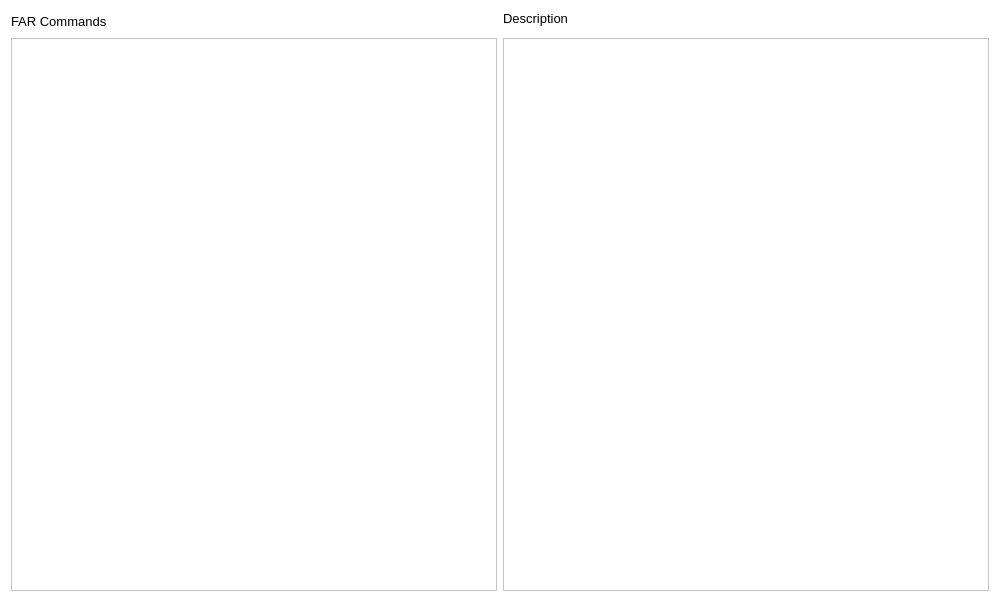
First picture: the form in farconfig/reference.ui, repository Knaster/EkdahlFarConfig, before the edit.
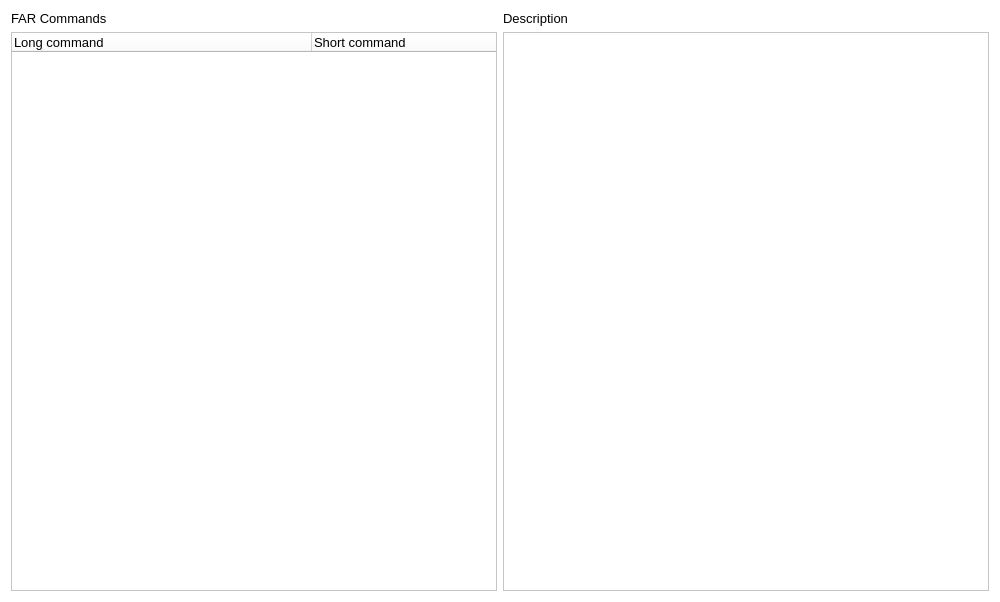
Second picture: the form after the edit.

```diff
--- a/farconfig/reference.ui
+++ b/farconfig/reference.ui
@@ -24,14 +24,14 @@
   <layout class="QHBoxLayout" name="horizontalLayout">
    <item>
     <layout class="QGridLayout" name="gridLayout">
-     <item row="0" column="0" rowspan="2">
-      <widget class="QLabel" name="label_6">
-       <property name="text">
-        <string>FAR Commands</string>
+     <item row="2" column="3">
+      <widget class="QPlainTextEdit" name="plainTextEditCMVDescription">
+       <property name="enabled">
+        <bool>true</bool>
        </property>
       </widget>
      </item>
-     <item row="0" column="1">
+     <item row="0" column="3">
       <widget class="QLabel" name="label_31">
        <property name="text">
         <string>Description</string>
@@ -39,19 +39,32 @@
       </widget>
      </item>
      <item row="2" column="0">
-      <widget class="QListWidget" name="listWidgetCommands">
-       <property name="dragEnabled">
+      <widget class="QTreeWidget" name="listWidgetCommands">
+       <property name="columnCount">
+        <number>2</number>
+       </property>
+       <attribute name="headerVisible">
         <bool>true</bool>
-       </property>
-       <property name="dragDropMode">
-        <enum>QAbstractItemView::DragOnly</enum>
-       </property>
+       </attribute>
+       <attribute name="headerDefaultSectionSize">
+        <number>300</number>
+       </attribute>
+       <column>
+        <property name="text">
+         <string>Long command</string>
+        </property>
+       </column>
+       <column>
+        <property name="text">
+         <string>Short command</string>
+        </property>
+       </column>
       </widget>
      </item>
-     <item row="2" column="1">
-      <widget class="QPlainTextEdit" name="plainTextEditCMVDescription">
-       <property name="enabled">
-        <bool>true</bool>
+     <item row="0" column="0">
+      <widget class="QLabel" name="label_6">
+       <property name="text">
+        <string>FAR Commands</string>
        </property>
       </widget>
      </item>
```
